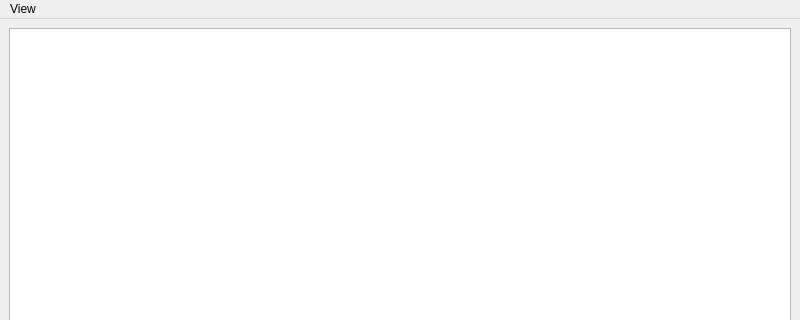
Old version of the form chat/src/mainwindow.ui in the repository arcane-chat/arcane-chat; both pictures show x 0 to 800 and y 0 to 320 of the 800 by 600 pixel window.
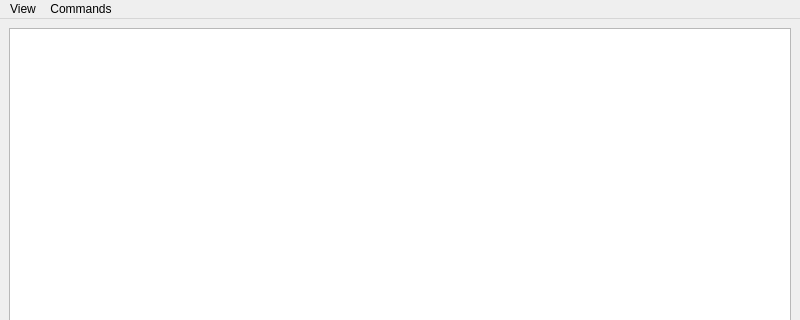
New version of the form.

Commit message: save toxstate to sqlite add channel create menu option render channels in UI partial support for joining channels formating changes

Patch:
```diff
--- a/chat/src/mainwindow.ui
+++ b/chat/src/mainwindow.ui
@@ -34,7 +34,15 @@
      <string>View</string>
     </property>
    </widget>
+   <widget class="QMenu" name="menuCommands">
+    <property name="title">
+     <string>Commands</string>
+    </property>
+    <addaction name="actionSet_Nick"/>
+    <addaction name="actionCreateChannel"/>
+   </widget>
    <addaction name="menuView"/>
+   <addaction name="menuCommands"/>
   </widget>
   <widget class="QStatusBar" name="statusbar"/>
  </widget>
```
Left out of the diff: 10 changed lines with no effect on the pictures. The commit also changes 16 other files.
